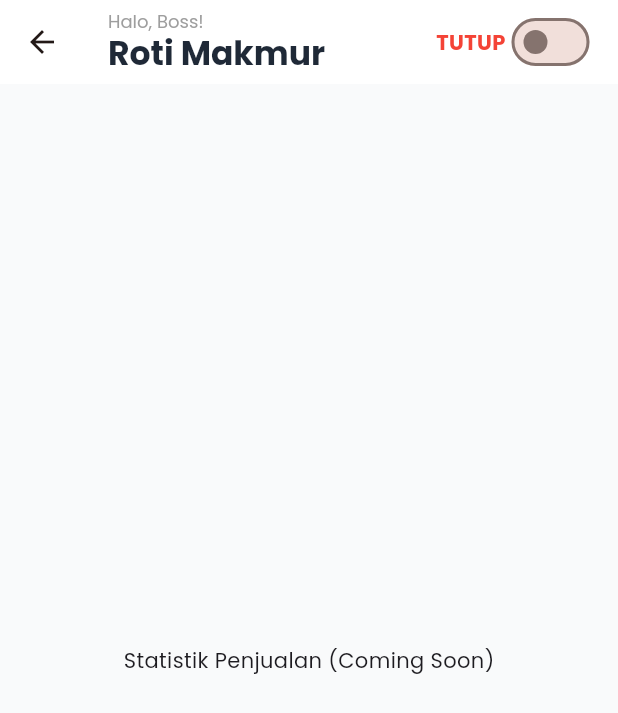
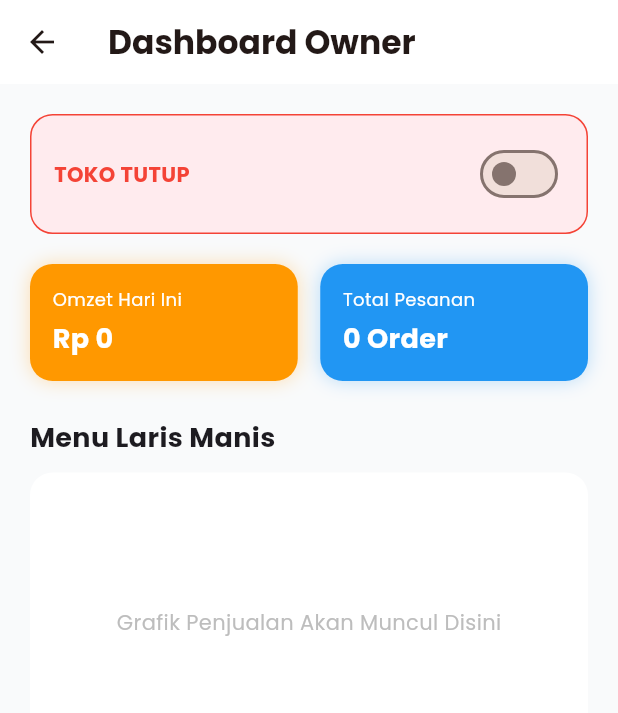
Before and after one commit to RayenKNG/Redemption.000, a Flutter app: the DashboardTab screen opened directly, on a phone screen of 412 x 824 dp. Shown: the top 713 px of the screen. Run offline on Flutter 3.47's test engine with Material 3 defaults, Android fonts, the phone set to English and light mode, and no system bars; our stand-ins replace cached_network_image, cloud_firestore, firebase_auth, firebase_core, google_fonts, google_maps_flutter and 3 more; accounts and stored records are empty.

```diff
--- a/lib/screens/merchant_home_screen.dart
+++ b/lib/screens/merchant_home_screen.dart
@@ -82,7 +82,7 @@ class _MerchantMainScreenState extends State<MerchantMainScreen> {
 }
 
 // ===============================================================
-// 1. DASHBOARD TAB
+// 1. DASHBOARD TAB (UPDATE: ADA STATISTIKNYA)
 // ===============================================================
 class DashboardTab extends StatelessWidget {
   const DashboardTab({super.key});
@@ -90,41 +90,49 @@ class DashboardTab extends StatelessWidget {
   @override
   Widget build(BuildContext context) {
     final dbService = SupabaseDatabaseService();
+    final currency = NumberFormat.currency(
+      locale: 'id_ID',
+      symbol: 'Rp ',
+      decimalDigits: 0,
+    );
 
     return Scaffold(
       backgroundColor: kBgColor,
       appBar: AppBar(
+        title: const Text(
+          "Dashboard Owner",
+          style: TextStyle(fontWeight: FontWeight.bold),
+        ),
         backgroundColor: Colors.white,
         elevation: 0,
-        title: const Column(
+      ),
+      body: SingleChildScrollView(
+        padding: const EdgeInsets.all(20),
+        child: Column(
           crossAxisAlignment: CrossAxisAlignment.start,
           children: [
-            Text(
-              "Halo, Boss!",
-              style: TextStyle(color: Colors.grey, fontSize: 12),
-            ),
-            Text(
-              "Roti Makmur",
-              style: TextStyle(color: kTextDark, fontWeight: FontWeight.bold),
-            ),
-          ],
-        ),
-        actions: [
+            // STATUS TOKO CARD
             StreamBuilder<Map<String, dynamic>>(
               stream: dbService.getShopStatus(),
               builder: (context, snapshot) {
-              bool isOpen = false;
-              if (snapshot.hasData) isOpen = snapshot.data!['is_open'] ?? false;
-
+                bool isOpen = snapshot.data?['is_open'] ?? false;
                 return Container(
-                margin: const EdgeInsets.only(right: 15),
+                  padding: const EdgeInsets.all(15),
+                  decoration: BoxDecoration(
+                    color: isOpen ? Colors.green[50] : Colors.red[50],
+                    borderRadius: BorderRadius.circular(15),
+                    border: Border.all(
+                      color: isOpen ? Colors.green : Colors.red,
+                    ),
+                  ),
                   child: Row(
+                    mainAxisAlignment: MainAxisAlignment.spaceBetween,
                     children: [
                       Text(
-                      isOpen ? "BUKA" : "TUTUP",
+                        isOpen ? "TOKO SEDANG BUKA" : "TOKO TUTUP",
                         style: TextStyle(
+                          fontWeight: FontWeight.bold,
                           color: isOpen ? Colors.green : Colors.red,
-                        fontWeight: FontWeight.bold,
                         ),
                       ),
                       Switch(
@@ -137,9 +145,130 @@ class DashboardTab extends StatelessWidget {
                 );
               },
             ),
+            const SizedBox(height: 20),
+
+            // STATISTIK REALTIME (FutureBuilder)
+            FutureBuilder<Map<String, dynamic>>(
+              future: dbService.getDashboardStats(),
+              builder: (context, snapshot) {
+                if (snapshot.connectionState == ConnectionState.waiting) {
+                  return const Center(child: LinearProgressIndicator());
+                }
+
+                final data =
+                    snapshot.data ??
+                    {
+                      'today_revenue': 0,
+                      'today_orders': 0,
+                      'total_products': 0,
+                    };
+
+                return Row(
+                  children: [
+                    // CARD 1: PENDAPATAN HARI INI
+                    Expanded(
+                      child: Container(
+                        padding: const EdgeInsets.all(15),
+                        decoration: BoxDecoration(
+                          color: Colors.orange,
+                          borderRadius: BorderRadius.circular(15),
+                          boxShadow: [
+                            BoxShadow(
+                              color: Colors.orange.withOpacity(0.3),
+                              blurRadius: 10,
+                            ),
                           ],
                         ),
-      body: const Center(child: Text("Statistik Penjualan (Coming Soon)")),
+                        child: Column(
+                          crossAxisAlignment: CrossAxisAlignment.start,
+                          children: [
+                            const Text(
+                              "Omzet Hari Ini",
+                              style: TextStyle(
+                                color: Colors.white,
+                                fontSize: 12,
+                              ),
+                            ),
+                            const SizedBox(height: 5),
+                            Text(
+                              currency.format(data['today_revenue']),
+                              style: const TextStyle(
+                                color: Colors.white,
+                                fontWeight: FontWeight.bold,
+                                fontSize: 18,
+                              ),
+                            ),
+                          ],
+                        ),
+                      ),
+                    ),
+                    const SizedBox(width: 15),
+                    // CARD 2: TOTAL ORDER
+                    Expanded(
+                      child: Container(
+                        padding: const EdgeInsets.all(15),
+                        decoration: BoxDecoration(
+                          color: Colors.blue,
+                          borderRadius: BorderRadius.circular(15),
+                          boxShadow: [
+                            BoxShadow(
+                              color: Colors.blue.withOpacity(0.3),
+                              blurRadius: 10,
+                            ),
+                          ],
+                        ),
+                        child: Column(
+                          crossAxisAlignment: CrossAxisAlignment.start,
+                          children: [
+                            const Text(
+                              "Total Pesanan",
+                              style: TextStyle(
+                                color: Colors.white,
+                                fontSize: 12,
+                              ),
+                            ),
+                            const SizedBox(height: 5),
+                            Text(
+                              "${data['today_orders']} Order",
+                              style: const TextStyle(
+                                color: Colors.white,
+                                fontWeight: FontWeight.bold,
+                                fontSize: 18,
+                              ),
+                            ),
+                          ],
+                        ),
+                      ),
+                    ),
+                  ],
+                );
+              },
+            ),
+
+            const SizedBox(height: 25),
+            const Text(
+              "Menu Laris Manis",
+              style: TextStyle(fontSize: 18, fontWeight: FontWeight.bold),
+            ),
+            const SizedBox(height: 10),
+            // Placeholder Grafik/List
+            Container(
+              height: 200,
+              width: double.infinity,
+              decoration: BoxDecoration(
+                color: Colors.white,
+                borderRadius: BorderRadius.circular(15),
+              ),
+              child: Center(
+                child: Text(
+                  "Grafik Penjualan Akan Muncul Disini",
+                  style: TextStyle(color: Colors.grey[400]),
+                ),
+              ),
+            ),
+          ],
+        ),
+      ),
     );
   }
 }
```
Also changed, not shown: lib/screens/edit_product_screen.dart (added, +190 -0 lines). Lines whose indentation alone changed are shown as unchanged.
